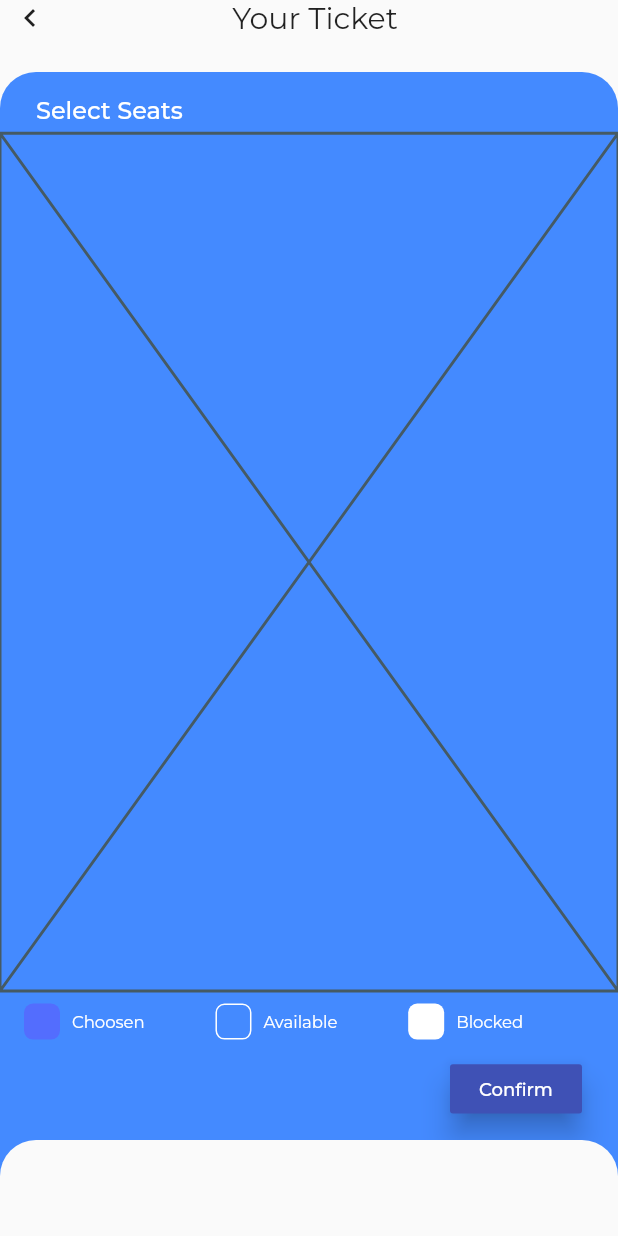
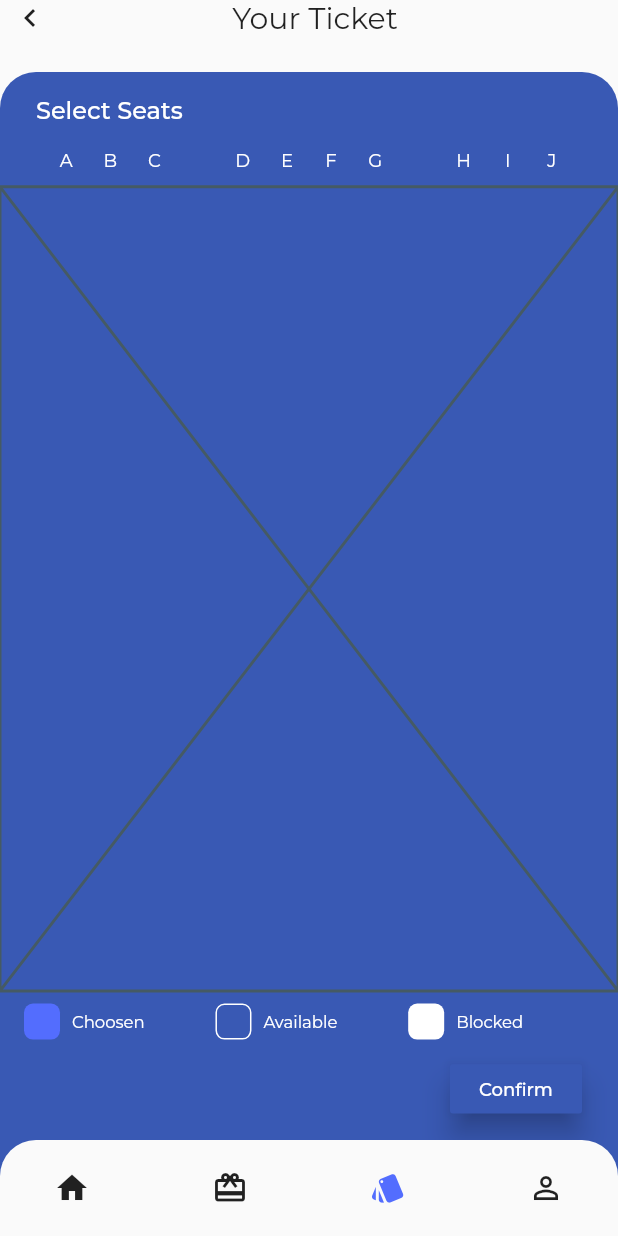
Before and after one commit to KhineKhineLin/Dribble-Flutter-UI2, a Flutter app: the screen it shows after launch, on a phone screen of 412 x 824 dp. Run offline on Flutter 3.47's test engine with Material 2 defaults, Android fonts, the phone set to English and light mode, and no system bars; our stand-ins replace google_fonts.

Commit message:
flight ticket ui second commit

```diff
--- a/lib/flight ticket app/ticket_page.dart
+++ b/lib/flight ticket app/ticket_page.dart
@@ -1,5 +1,12 @@
+import 'dart:math';
+
 import 'package:flutter/material.dart';
 import 'package:google_fonts/google_fonts.dart';
+
+class Seat {
+  final bool? isAvailable;
+  Seat({this.isAvailable});
+}
 
 class TicketPage extends StatefulWidget {
   const TicketPage({Key? key}) : super(key: key);
@@ -9,6 +16,129 @@ class TicketPage extends StatefulWidget {
 }
 
 class _TicketPageState extends State<TicketPage> {
+  Color appColor = Color(0xff3959b4);
+  late List<Seat> _item;
+  int _row = 10;
+  int _column = 14;
+  @override
+  void initState() {
+    Random random = Random();
+    _item = List<Seat>.generate(
+        10, (index) => Seat(isAvailable: random.nextBool()));
+    _item.forEach((element) {
+      print(element.isAvailable);
+    });
+    var _tmp = List.generate(
+        _column,
+        (index) => List<Seat>.generate(
+            _row, (index) => Seat(isAvailable: random.nextBool())));
+    _tmp.forEach((element) {
+      element.forEach((e) {
+        print(e.isAvailable);
+      });
+    });
+    super.initState();
+  }
+
+  List<Widget> _buildSeatTile() {
+    return [
+      Expanded(child: Container()),
+      Expanded(
+          child: Container(
+        child: Center(
+          child: Text(
+            'A',
+            style: GoogleFonts.montserrat(fontSize: 12, color: Colors.white),
+          ),
+        ),
+      )),
+      Expanded(
+          child: Container(
+        child: Center(
+          child: Text(
+            'B',
+            style: GoogleFonts.montserrat(fontSize: 12, color: Colors.white),
+          ),
+        ),
+      )),
+      Expanded(
+          child: Container(
+        child: Center(
+          child: Text(
+            'C',
+            style: GoogleFonts.montserrat(fontSize: 12, color: Colors.white),
+          ),
+        ),
+      )),
+      Expanded(child: Container()),
+      Expanded(
+          child: Container(
+        child: Center(
+          child: Text(
+            'D',
+            style: GoogleFonts.montserrat(fontSize: 12, color: Colors.white),
+          ),
+        ),
+      )),
+      Expanded(
+          child: Container(
+        child: Center(
+          child: Text(
+            'E',
+            style: GoogleFonts.montserrat(fontSize: 12, color: Colors.white),
+          ),
+        ),
+      )),
+      Expanded(
+          child: Container(
+        child: Center(
+          child: Text(
+            'F',
+            style: GoogleFonts.montserrat(fontSize: 12, color: Colors.white),
+          ),
+        ),
+      )),
+      Expanded(
+          child: Container(
+        child: Center(
+          child: Text(
+            'G',
+            style: GoogleFonts.montserrat(fontSize: 12, color: Colors.white),
+          ),
+        ),
+      )),
+      Expanded(child: Container()),
+      Expanded(
+          child: Container(
+        child: Center(
+          child: Text(
+            'H',
+            style: GoogleFonts.montserrat(fontSize: 12, color: Colors.white),
+          ),
+        ),
+      )),
+      Expanded(
+          child: Container(
+        child: Center(
+          child: Text(
+            'I',
+            style: GoogleFonts.montserrat(fontSize: 12, color: Colors.white),
+          ),
+        ),
+      )),
+      Expanded(
+          child: Container(
+        child: Center(
+          child: Text(
+            'J',
+            style: GoogleFonts.montserrat(fontSize: 12, color: Colors.white),
+          ),
+        ),
+      )),
+      Expanded(child: Container())
+    ];
+  }
+
   @override
   Widget build(BuildContext context) {
     return Scaffold(
@@ -38,8 +168,7 @@ class _TicketPageState extends State<TicketPage> {
                 bottom: 0,
                 child: Container(
                   decoration: BoxDecoration(
-                      color: Colors.blueAccent,
-                      borderRadius: BorderRadius.circular(24)),
+                      color: appColor, borderRadius: BorderRadius.circular(24)),
                   child: Column(
                     crossAxisAlignment: CrossAxisAlignment.start,
                     children: [
@@ -56,7 +185,16 @@ class _TicketPageState extends State<TicketPage> {
                           ),
                         ),
                       ),
-                      Expanded(flex: 28, child: Placeholder()),
+                      Expanded(
+                          flex: 28,
+                          child: Column(
+                            children: [
+                              Expanded(
+                                  flex: 1,
+                                  child: Row(children: _buildSeatTile())),
+                              Expanded(flex: 15, child: Placeholder())
+                            ],
+                          )),
                       Expanded(
                           flex: 4,
                           child: Column(
@@ -130,7 +268,7 @@ class _TicketPageState extends State<TicketPage> {
                                     alignment: Alignment.centerRight,
                                     child: MaterialButton(
                                         elevation: 8,
-                                        color: Colors.indigo,
+                                        color: appColor,
                                         onPressed: () {},
                                         child: Text(
                                           'Confirm',
@@ -153,13 +291,26 @@ class _TicketPageState extends State<TicketPage> {
                 left: 0,
                 child: Container(
                   height: 64,
+                  padding: EdgeInsets.symmetric(horizontal: 24),
                   decoration: BoxDecoration(
                       color: Colors.grey[50],
                       borderRadius: BorderRadius.only(
                           topLeft: Radius.circular(24),
                           topRight: Radius.circular(24))),
                   child: Row(
-                    children: [],
+                    mainAxisAlignment: MainAxisAlignment.spaceBetween,
+                    children: [
+                      IconButton(onPressed: () {}, icon: Icon(Icons.home)),
+                      IconButton(
+                          onPressed: () {}, icon: Icon(Icons.card_giftcard)),
+                      IconButton(
+                        onPressed: () {},
+                        icon: Icon(Icons.style),
+                        color: Colors.indigoAccent,
+                      ),
+                      IconButton(
+                          onPressed: () {}, icon: Icon(Icons.person_outline))
+                    ],
                   ),
                 ))
           ],
```
